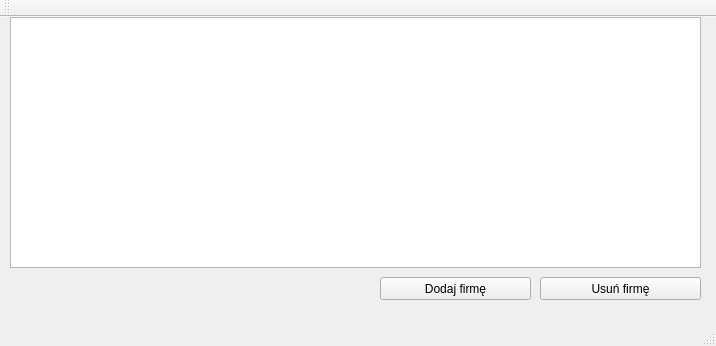
Above: mainwindow.ui from Huehueh/Bazodanowa before the change. Below: the same form after it.
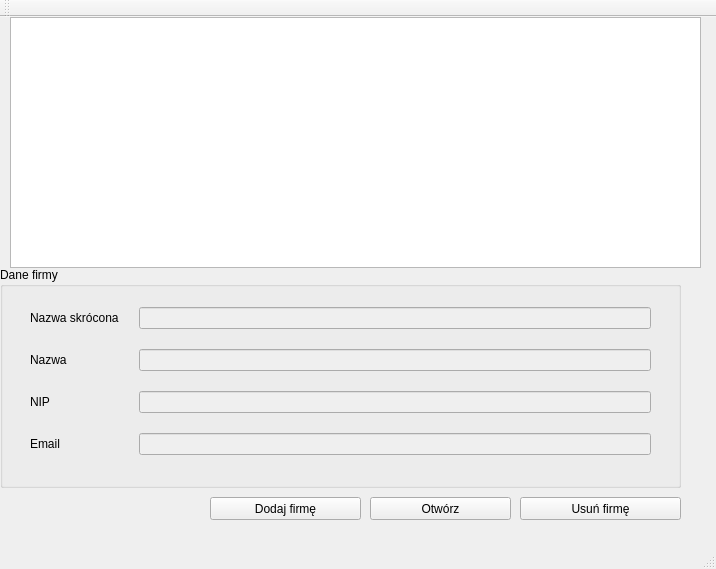
That is the form after the change.

Commit message: Working version, added names, enums, sales/purchase dialog

What changed in the file:
```diff
--- a/mainwindow.ui
+++ b/mainwindow.ui
@@ -7,7 +7,7 @@
     <x>0</x>
     <y>0</y>
     <width>716</width>
-    <height>346</height>
+    <height>569</height>
    </rect>
   </property>
   <property name="windowTitle">
@@ -27,8 +27,8 @@
    <widget class="QPushButton" name="addButton">
     <property name="geometry">
      <rect>
-      <x>380</x>
-      <y>260</y>
+      <x>210</x>
+      <y>480</y>
       <width>151</width>
       <height>23</height>
      </rect>
@@ -40,8 +40,8 @@
    <widget class="QPushButton" name="removeButton">
     <property name="geometry">
      <rect>
-      <x>540</x>
-      <y>260</y>
+      <x>520</x>
+      <y>480</y>
       <width>161</width>
       <height>23</height>
      </rect>
@@ -50,6 +50,133 @@
      <string>Usuń firmę</string>
     </property>
    </widget>
+   <widget class="QGroupBox" name="groupBox">
+    <property name="geometry">
+     <rect>
+      <x>0</x>
+      <y>250</y>
+      <width>681</width>
+      <height>221</height>
+     </rect>
+    </property>
+    <property name="title">
+     <string>Dane firmy</string>
+    </property>
+    <widget class="QWidget" name="formLayoutWidget">
+     <property name="geometry">
+      <rect>
+       <x>10</x>
+       <y>20</y>
+       <width>661</width>
+       <height>191</height>
+      </rect>
+     </property>
+     <layout class="QFormLayout" name="formLayout">
+      <property name="sizeConstraint">
+       <enum>QLayout::SetMinimumSize</enum>
+      </property>
+      <property name="horizontalSpacing">
+       <number>20</number>
+      </property>
+      <property name="verticalSpacing">
+       <number>20</number>
+      </property>
+      <property name="leftMargin">
+       <number>20</number>
+      </property>
+      <property name="topMargin">
+       <number>20</number>
+      </property>
+      <property name="rightMargin">
+       <number>20</number>
+      </property>
+      <property name="bottomMargin">
+       <number>20</number>
+      </property>
+      <item row="0" column="0">
+       <widget class="QLabel" name="label">
+        <property name="text">
+         <string>Nazwa skrócona</string>
+        </property>
+       </widget>
+      </item>
+      <item row="1" column="0">
+       <widget class="QLabel" name="label_2">
+        <property name="text">
+         <string>Nazwa</string>
+        </property>
+       </widget>
+      </item>
+      <item row="2" column="0">
+       <widget class="QLabel" name="label_3">
+        <property name="text">
+         <string>NIP</string>
+        </property>
+       </widget>
+      </item>
+      <item row="3" column="0">
+       <widget class="QLabel" name="label_4">
+        <property name="text">
+         <string>Email</string>
+        </property>
+       </widget>
+      </item>
+      <item row="0" column="1">
+       <widget class="QLineEdit" name="shortNameLineEdit">
+        <property name="enabled">
+         <bool>false</bool>
+        </property>
+        <property name="readOnly">
+         <bool>true</bool>
+        </property>
+       </widget>
+      </item>
+      <item row="1" column="1">
+       <widget class="QLineEdit" name="nameLineEdit">
+        <property name="enabled">
+         <bool>false</bool>
+        </property>
+        <property name="readOnly">
+         <bool>true</bool>
+        </property>
+       </widget>
+      </item>
+      <item row="2" column="1">
+       <widget class="QLineEdit" name="nipLineEdit">
+        <property name="enabled">
+         <bool>false</bool>
+        </property>
+        <property name="readOnly">
+         <bool>true</bool>
+        </property>
+       </widget>
+      </item>
+      <item row="3" column="1">
+       <widget class="QLineEdit" name="emailLineEdit">
+        <property name="enabled">
+         <bool>false</bool>
+        </property>
+        <property name="readOnly">
+         <bool>true</bool>
+        </property>
+       </widget>
+      </item>
+     </layout>
+    </widget>
+   </widget>
+   <widget class="QPushButton" name="openButton">
+    <property name="geometry">
+     <rect>
+      <x>370</x>
+      <y>480</y>
+      <width>141</width>
+      <height>23</height>
+     </rect>
+    </property>
+    <property name="text">
+     <string>Otwórz</string>
+    </property>
+   </widget>
   </widget>
   <widget class="QMenuBar" name="menuBar">
    <property name="geometry">
```
The commit also changes 17 other files.
